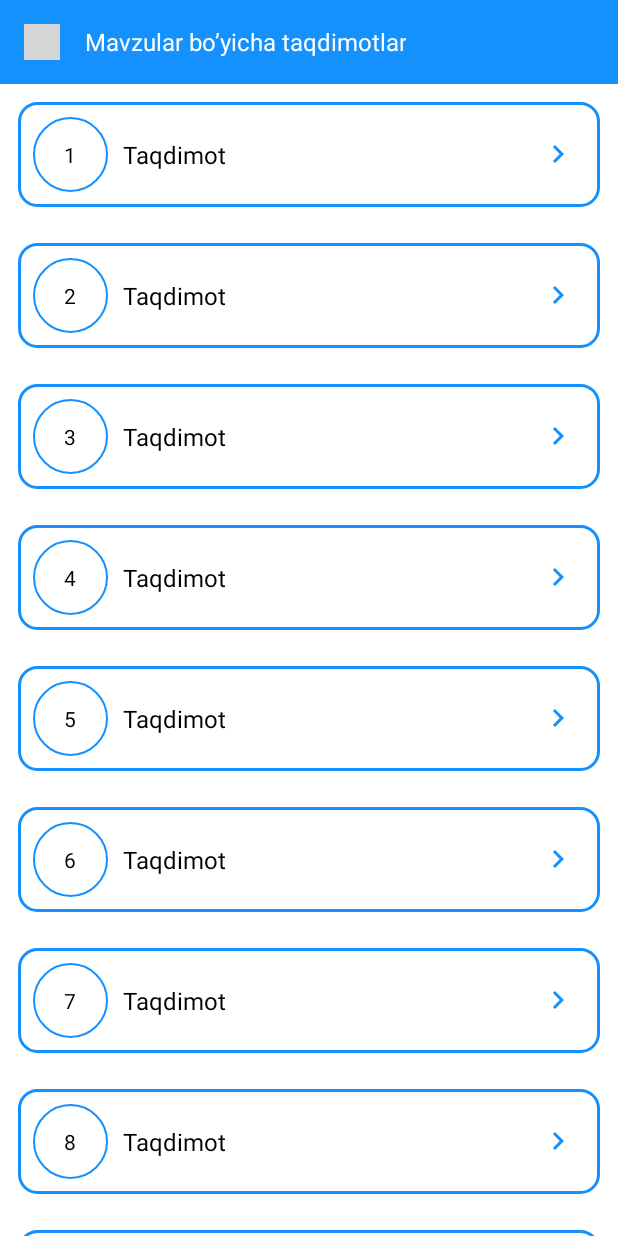
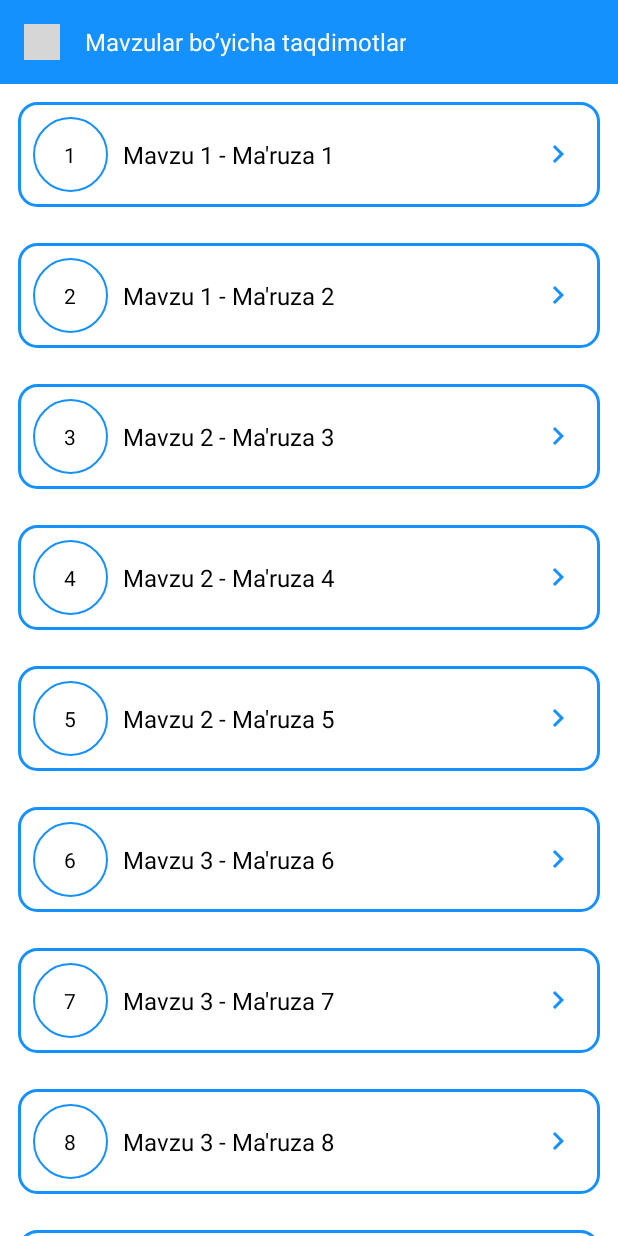
Before and after one commit to dos400/ytlat, an Android app: the MavzuBoyichaTaqdimotFragment screen opened through its navigation route, on a phone screen of 412 x 824 dp. Run offline under Robolectric (Android 15) with nearby library versions, the phone set to English and light mode, and no system bars; grey boxes are pictures that could not be loaded.

Commit message:
add pdf url and working

```diff
--- a/app/src/main/java/uz/hamroev/ytlat/ui/AmaliyMashgulotlarFragment.kt
+++ b/app/src/main/java/uz/hamroev/ytlat/ui/AmaliyMashgulotlarFragment.kt
@@ -76,7 +76,7 @@ class AmaliyMashgulotlarFragment : Fragment() {
                 override fun onClick(mavzu: Mavzu, position: Int) {
                     Cache.position = position
                     Cache.mavzuNumber = mavzu.number
-                    findNavController().navigate(uz.hamroev.ytlat.R.id.pdfUrlFragment)
+                    findNavController().navigate(uz.hamroev.ytlat.R.id.pdfFragment)
                 }
             })
         binding.rvMain.adapter = mavzuAdapter
--- a/app/src/main/java/uz/hamroev/ytlat/ui/MavzuBoyichaTaqdimotFragment.kt
+++ b/app/src/main/java/uz/hamroev/ytlat/ui/MavzuBoyichaTaqdimotFragment.kt
@@ -36,34 +36,32 @@ class MavzuBoyichaTaqdimotFragment : Fragment() {
     private fun loadData() {
         val list = ArrayList<Mavzu>()
         list.clear()
-        list.add(Mavzu("1","Taqdimot"))
-        list.add(Mavzu("2","Taqdimot"))
-        list.add(Mavzu("3","Taqdimot"))
-        list.add(Mavzu("4","Taqdimot"))
-        list.add(Mavzu("5","Taqdimot"))
-        list.add(Mavzu("6","Taqdimot"))
-        list.add(Mavzu("7","Taqdimot"))
-        list.add(Mavzu("8","Taqdimot"))
-        list.add(Mavzu("9","Taqdimot"))
-        list.add(Mavzu("10","Taqdimot"))
-        list.add(Mavzu("11","Taqdimot"))
-        list.add(Mavzu("12","Taqdimot"))
-        list.add(Mavzu("13","Taqdimot"))
-        list.add(Mavzu("14","Taqdimot"))
-        list.add(Mavzu("15","Taqdimot"))
-        list.add(Mavzu("16","Taqdimot"))
-        list.add(Mavzu("17","Taqdimot"))
-        list.add(Mavzu("18","Taqdimot"))
-        list.add(Mavzu("19","Taqdimot"))
-        list.add(Mavzu("20","Taqdimot"))
-        list.add(Mavzu("21","Taqdimot"))
-        list.add(Mavzu("22","Taqdimot"))
-        list.add(Mavzu("23","Taqdimot"))
-        list.add(Mavzu("24","Taqdimot"))
-        list.add(Mavzu("25","Taqdimot"))
-        list.add(Mavzu("26","Taqdimot"))
-        list.add(Mavzu("27","Taqdimot"))
-        list.add(Mavzu("28","Taqdimot"))
+        list.add(Mavzu("1","Mavzu 1 - Ma'ruza 1"))
+        list.add(Mavzu("2","Mavzu 1 - Ma'ruza 2"))
+        list.add(Mavzu("3","Mavzu 2 - Ma'ruza 3"))
+        list.add(Mavzu("4","Mavzu 2 - Ma'ruza 4"))
+        list.add(Mavzu("5","Mavzu 2 - Ma'ruza 5"))
+        list.add(Mavzu("6","Mavzu 3 - Ma'ruza 6"))
+        list.add(Mavzu("7","Mavzu 3 - Ma'ruza 7"))
+        list.add(Mavzu("8","Mavzu 3 - Ma'ruza 8"))
+        list.add(Mavzu("9","Mavzu 4 - Ma'ruza 9"))
+        list.add(Mavzu("10","Mavzu 4 - Ma'ruza 10-1"))
+        list.add(Mavzu("11","Mavzu 4 - Ma'ruza 10"))
+        list.add(Mavzu("12","Mavzu 4 - Ma'ruza 11"))
+        list.add(Mavzu("13","Mavzu 5 - Ma'ruza 12"))
+        list.add(Mavzu("14","Mavzu 5 - Ma'ruza 13"))
+        list.add(Mavzu("15","Mavzu 5 - Ma'ruza 14"))
+        list.add(Mavzu("16","Mavzu 6 - Ma'ruza 16"))
+        list.add(Mavzu("17","Mavzu 6 - Ma'ruza 15"))
+        list.add(Mavzu("18","Mavzu 7 - Ma'ruza 19"))
+        list.add(Mavzu("19","Mavzu 7 - Ma'ruza 20"))
+        list.add(Mavzu("20","Mavzu 7 - Ma'ruza 17"))
+        list.add(Mavzu("21","Mavzu 7 - Ma'ruza 18"))
+        list.add(Mavzu("22","Mavzu 8 - Ma'ruza 24"))
+        list.add(Mavzu("23","Mavzu 8 - Ma'ruza 25"))
+        list.add(Mavzu("24","Mavzu 8 - Ma'ruza 21"))
+        list.add(Mavzu("25","Mavzu 8 - Ma'ruza 22"))
+        list.add(Mavzu("26","Mavzu 8 - Ma'ruza 23"))
 
 
         val mavzuAdapter =
@@ -71,7 +69,7 @@ class MavzuBoyichaTaqdimotFragment : Fragment() {
                 override fun onClick(mavzu: Mavzu, position: Int) {
                     Cache.position = position
                     Cache.mavzuNumber = mavzu.number
-                    findNavController().navigate(R.id.pdfFragment)
+                    findNavController().navigate(R.id.pdfUrlFragment)
                 }
             })
         binding.rvMain.adapter = mavzuAdapter
--- a/app/src/main/java/uz/hamroev/ytlat/ui/pdfView/PdfFragment.kt
+++ b/app/src/main/java/uz/hamroev/ytlat/ui/pdfView/PdfFragment.kt
@@ -26,7 +26,7 @@ class PdfFragment : Fragment() {
         }
         Handler(Looper.getMainLooper()).postDelayed({
             binding.progress.visibility = View.GONE
-        }, 700)
+        }, 200)
 
         loadPage()
 
--- a/app/src/main/res/layout/fragment_pdf_url.xml
+++ b/app/src/main/res/layout/fragment_pdf_url.xml
@@ -16,6 +16,7 @@
             android:layout_width="match_parent"
             android:layout_height="?actionBarSize"
             android:background="@color/blue"
+            app:titleTextColor="@color/white"
             app:navigationIcon="@drawable/baseline_arrow_back_24" />
 
         <com.pdfview.PDFView
```
Also changed, not shown: app/src/main/java/uz/hamroev/ytlat/ui/pdfView/PdfUrlFragment.kt (+101 -4 lines).
